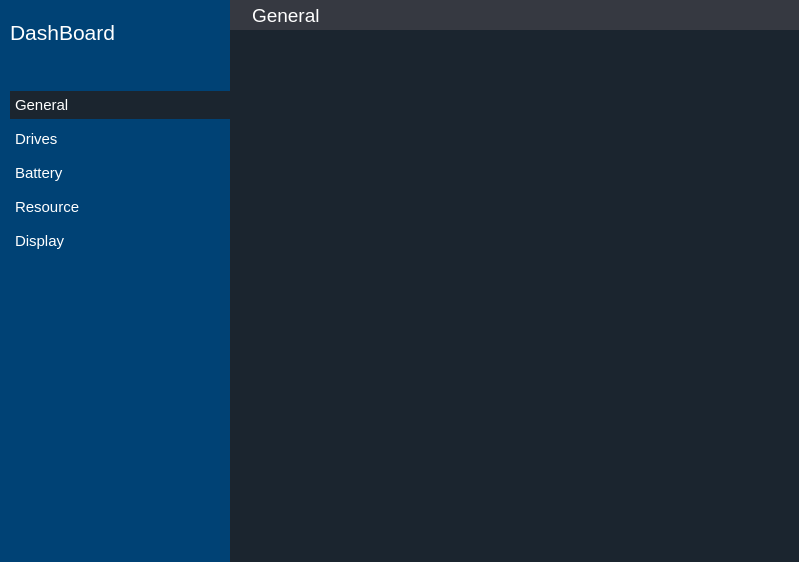
Above: app/dashboard/dashboard.ui from rahmanshaber/corebox before the change. Below: the same form after it.
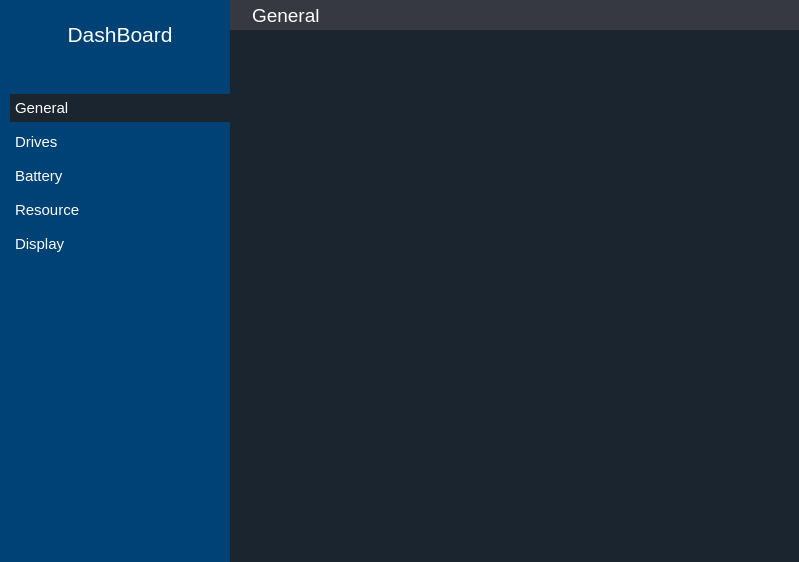
That is the form after the change. Icons and pictures are not drawn.

The edit to the form file:
```diff
--- a/app/dashboard/dashboard.ui
+++ b/app/dashboard/dashboard.ui
@@ -168,7 +168,18 @@
 background-color: #004275;
 color: #ffffff;
 border: 1px #3F67C0;
-}</string>
+}
+
+
+QPushButton{
+Text-align:left;
+padding: 5px 5px 5px 5px;
+}
+
+QPushButton:checked{
+background-color:#1B252F; 
+}
+</string>
      </property>
      <layout class="QVBoxLayout" name="verticalLayout_3">
       <property name="leftMargin">
@@ -184,7 +195,13 @@
        <number>10</number>
       </property>
       <item>
-       <widget class="QPushButton" name="title">
+       <widget class="QToolButton" name="title">
+        <property name="sizePolicy">
+         <sizepolicy hsizetype="Preferred" vsizetype="Fixed">
+          <horstretch>0</horstretch>
+          <verstretch>0</verstretch>
+         </sizepolicy>
+        </property>
         <property name="font">
          <font>
           <pointsize>16</pointsize>
@@ -196,10 +213,6 @@
         <property name="layoutDirection">
          <enum>Qt::LeftToRight</enum>
         </property>
-        <property name="styleSheet">
-         <string notr="true">Text-align:left
-</string>
-        </property>
         <property name="text">
          <string notr="true">DashBoard</string>
         </property>
@@ -213,8 +226,8 @@
           <height>24</height>
          </size>
         </property>
-        <property name="flat">
-         <bool>true</bool>
+        <property name="toolButtonStyle">
+         <enum>Qt::ToolButtonTextBesideIcon</enum>
         </property>
        </widget>
       </item>
@@ -245,15 +258,7 @@
          <enum>Qt::NoFocus</enum>
         </property>
         <property name="styleSheet">
-         <string notr="true">QPushButton{
-Text-align:left;
-padding: 5px 5px 5px 5px;
-}
-
-QPushButton:checked{
-background-color:#1B252F; 
-}
-</string>
+         <string notr="true"/>
         </property>
         <property name="text">
          <string>General</string>
@@ -286,17 +291,6 @@
         <property name="focusPolicy">
          <enum>Qt::NoFocus</enum>
         </property>
-        <property name="styleSheet">
-         <string notr="true">QPushButton{
-Text-align:left;
-padding: 5px 5px 5px 5px;
-}
-
-QPushButton:checked{
-background-color:#1B252F; 
-}
-</string>
-        </property>
         <property name="text">
          <string>Drives</string>
         </property>
@@ -328,17 +322,6 @@
         <property name="focusPolicy">
          <enum>Qt::NoFocus</enum>
         </property>
-        <property name="styleSheet">
-         <string notr="true">QPushButton{
-Text-align:left;
-padding: 5px 5px 5px 5px;
-}
-
-QPushButton:checked{
-background-color:#1B252F; 
-}
-</string>
-        </property>
         <property name="text">
          <string>Battery</string>
         </property>
@@ -370,17 +353,6 @@
         <property name="focusPolicy">
          <enum>Qt::NoFocus</enum>
         </property>
-        <property name="styleSheet">
-         <string notr="true">QPushButton{
-Text-align:left;
-padding: 5px 5px 5px 5px;
-}
-
-QPushButton:checked{
-background-color:#1B252F; 
-}
-</string>
-        </property>
         <property name="text">
          <string>Resource</string>
         </property>
@@ -412,17 +384,6 @@
         <property name="focusPolicy">
          <enum>Qt::NoFocus</enum>
         </property>
-        <property name="styleSheet">
-         <string notr="true">QPushButton{
-Text-align:left;
-padding: 5px 5px 5px 5px;
-}
-
-QPushButton:checked{
-background-color:#1B252F; 
-}
-</string>
-        </property>
         <property name="text">
          <string>Display</string>
         </property>
```
